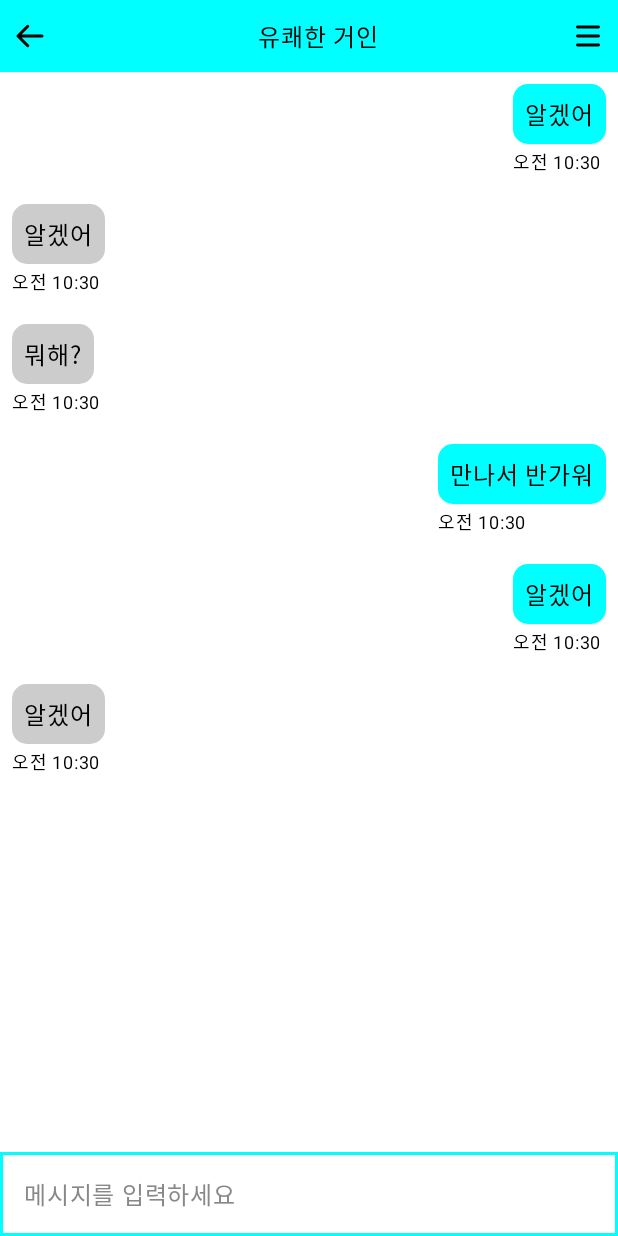
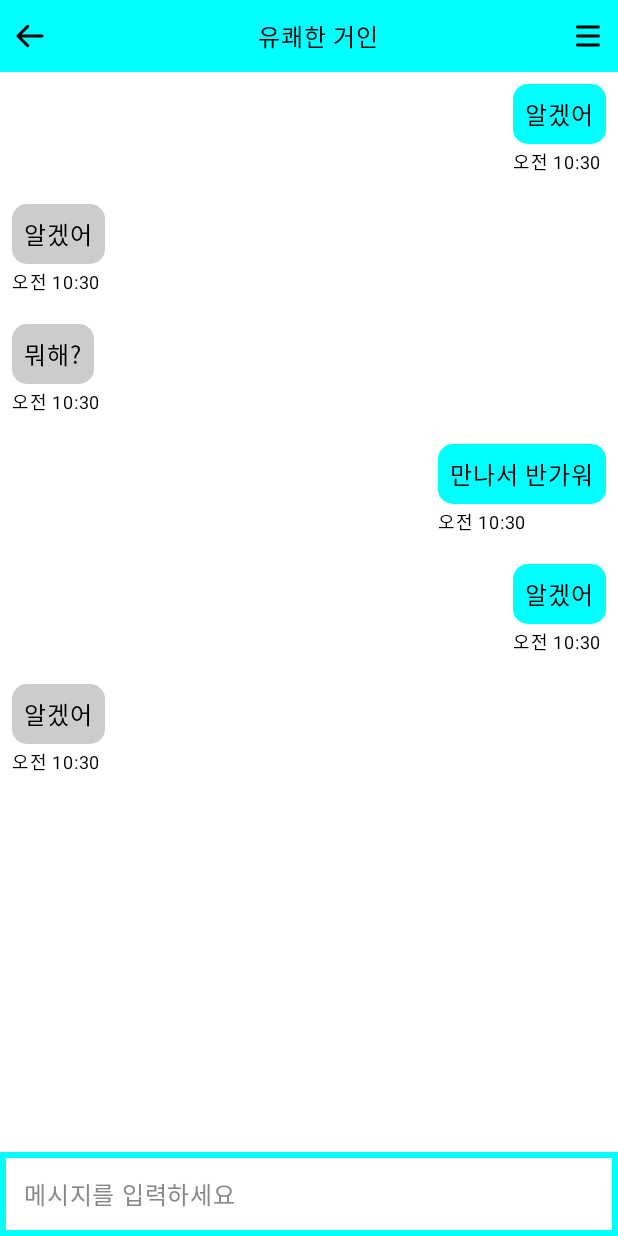
Before and after one commit to Chaejongin12/ykgiants-assignment, an Android app built with Jetpack Compose: the screen it shows after launch (MainActivity), on a phone screen of 412 x 824 dp. Run offline under Robolectric (Android 15) with nearby library versions, the phone set to English and light mode, and no system bars.

Commit message:
:recycle: :: TextField border 2.dp -> 4.dp 로 변경
:: TextField border 2.dp -> 4.dp 로 변경

```diff
--- a/app/src/main/java/com/assignment/ykgiants_assignment/component/textfield/TextField.kt
+++ b/app/src/main/java/com/assignment/ykgiants_assignment/component/textfield/TextField.kt
@@ -52,7 +52,7 @@ fun ChatTextField(
         modifier = modifier
             .fillMaxWidth()
             .border(
-                width = 2.dp,
+                width = 4.dp,
                 color = Color.Cyan,
             )
             .background(color = Color.White, shape = RoundedCornerShape(10.dp)),
```
Also changed, not shown: app/src/main/java/com/assignment/ykgiants_assignment/component/button/Button.kt (+15 -7 lines).
